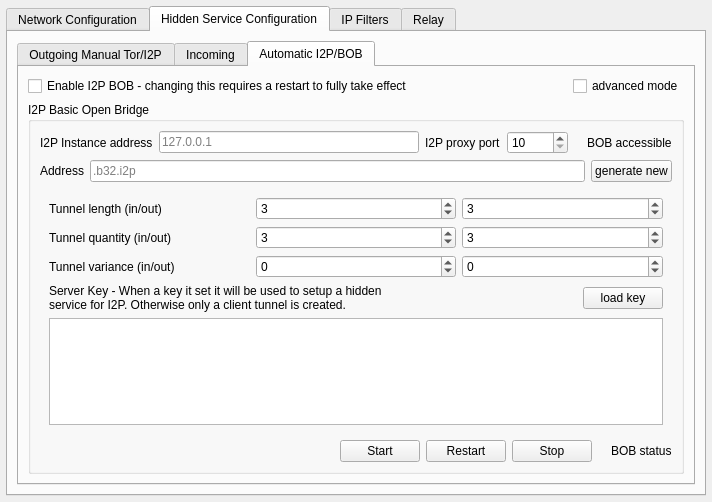
Before: the Qt Designer form retroshare-gui/src/gui/settings/ServerPage.ui in RetroShare/RetroShare, drawn with Qt 5.
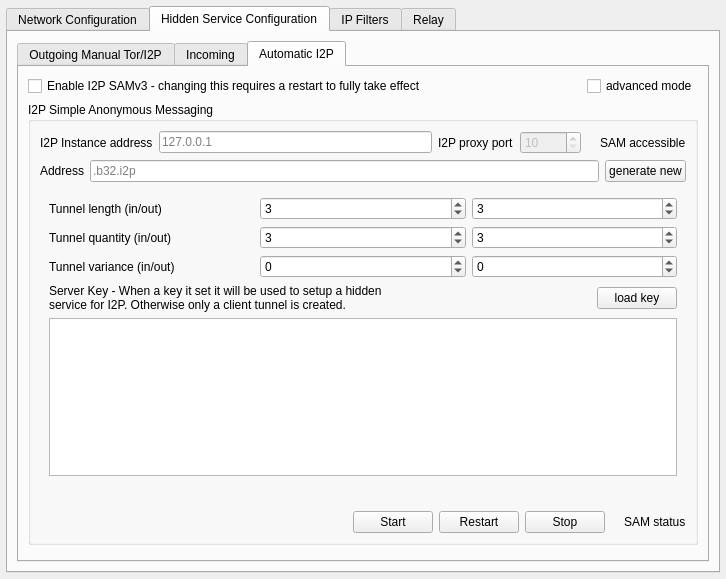
After: the same form once the commit is applied. The open tabs and pages were chosen to show the change. Icons and pictures are not drawn.

Diff of the .ui file:
```diff
--- a/retroshare-gui/src/gui/settings/ServerPage.ui
+++ b/retroshare-gui/src/gui/settings/ServerPage.ui
@@ -6,8 +6,8 @@
    <rect>
     <x>0</x>
     <y>0</y>
-    <width>712</width>
-    <height>502</height>
+    <width>726</width>
+    <height>579</height>
    </rect>
   </property>
   <layout class="QVBoxLayout" name="ServerPageVLayout">
@@ -910,7 +910,7 @@
          </widget>
          <widget class="QWidget" name="hiddenServiceTabI2PBOB">
           <attribute name="title">
-           <string>Automatic I2P/BOB</string>
+           <string>Automatic I2P</string>
           </attribute>
           <layout class="QVBoxLayout" name="hiddenServiceTabI2PBOBVLayout">
            <item>
@@ -918,7 +918,7 @@
              <item>
               <widget class="QCheckBox" name="cb_enableBob">
                <property name="text">
-                <string>Enable I2P BOB - changing this requires a restart to fully take effect</string>
+                <string>Enable I2P SAMv3 - changing this requires a restart to fully take effect</string>
                </property>
               </widget>
              </item>
@@ -950,7 +950,7 @@
            <item>
             <widget class="QGroupBox" name="gbBob">
              <property name="title">
-              <string>I2P Basic Open Bridge</string>
+              <string>I2P Simple Anonymous Messaging</string>
              </property>
              <layout class="QVBoxLayout" name="gbBobVLayout">
               <item>
@@ -990,6 +990,12 @@
                 </item>
                 <item>
                  <widget class="QSpinBox" name="hiddenpage_proxyPort_i2p_2">
+                  <property name="enabled">
+                   <bool>false</bool>
+                  </property>
+                  <property name="toolTip">
+                   <string>Not required for SAMv3</string>
+                  </property>
                   <property name="minimum">
                    <number>10</number>
                   </property>
@@ -1016,7 +1022,7 @@
                      <string>&lt;html&gt;&lt;head/&gt;&lt;body&gt;&lt;p&gt;This led is green when the port listen on the left is active on your computer. It does not&lt;/p&gt;&lt;p&gt;mean that your Retroshare traffic transits though I2P. It will do so only if &lt;/p&gt;&lt;p&gt;you connect to Hidden nodes, or if you are running a Hidden node yourself.&lt;/p&gt;&lt;/body&gt;&lt;/html&gt;</string>
                     </property>
                     <property name="text">
-                     <string>BOB accessible</string>
+                     <string>SAM accessible</string>
                     </property>
                    </widget>
                   </item>
@@ -1304,6 +1310,13 @@
                       </property>
                      </widget>
                     </item>
+                    <item>
+                     <widget class="QLabel" name="samKeyInfo">
+                      <property name="text">
+                       <string notr="true">&lt;key info&gt;</string>
+                      </property>
+                     </widget>
+                    </item>
                    </layout>
                   </item>
                  </layout>
@@ -1359,7 +1372,7 @@
                 <item>
                  <widget class="QLabel" name="lBobStatus">
                   <property name="text">
-                   <string>BOB status</string>
+                   <string>SAM status</string>
                   </property>
                  </widget>
                 </item>
```
Left out of the diff: 2 changed lines with no effect on the pictures.
